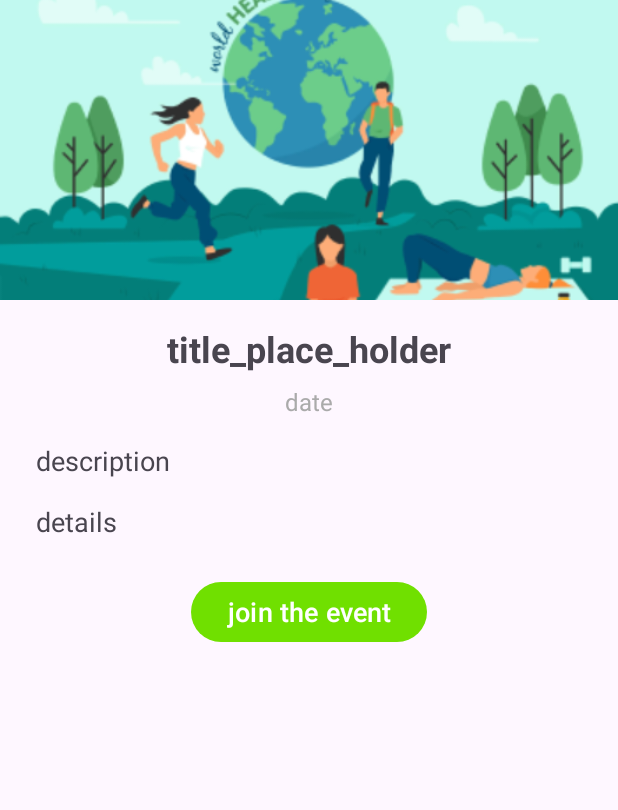
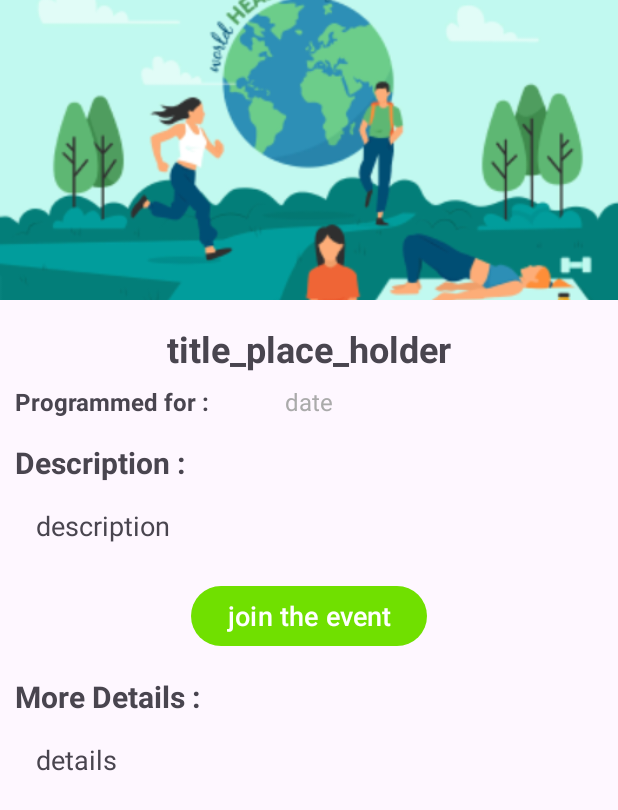
Before and after one commit to manelzaabi/GreenTrack_android, an Android app: the DetailActivity screen opened directly, with no data from a screen before it, on a phone screen of 412 x 824 dp. Shown: the top 810 px of the screen. Run offline under Robolectric (Android 15) with nearby library versions, the phone set to English and light mode, and no system bars; our stand-ins replace Picasso; pictures from the network do not load.

```diff
--- a/app/src/main/java/tn/esprit/event_pdm/MainActivity.kt
+++ b/app/src/main/java/tn/esprit/event_pdm/MainActivity.kt
@@ -8,4 +8,5 @@ class MainActivity : AppCompatActivity() {
         super.onCreate(savedInstanceState)
         setContentView(R.layout.activity_main)
     }
+
 }
--- a/app/src/main/res/layout/activity_detail.xml
+++ b/app/src/main/res/layout/activity_detail.xml
@@ -1,6 +1,9 @@
 <?xml version="1.0" encoding="utf-8"?>
+<ScrollView xmlns:android="http://schemas.android.com/apk/res/android"
+    android:layout_width="match_parent"
+    android:layout_height="match_parent">
 <RelativeLayout
-    xmlns:android="http://schemas.android.com/apk/res/android"
+
     android:layout_width="match_parent"
     android:layout_height="match_parent">
 
@@ -22,6 +25,18 @@
         android:text="@string/title_place_holder"
         android:textSize="24sp"
         android:textStyle="bold" />
+    <TextView
+        android:id="@+id/dateLabel"
+        android:layout_width="match_parent"
+        android:layout_height="wrap_content"
+        android:layout_below="@id/title"
+        android:layout_centerHorizontal="true"
+        android:text="Programmed for :"
+        android:textSize="16sp"
+        android:textStyle="bold"
+        android:layout_marginTop="8dp"
+        android:layout_marginStart="20dp"
+        />
 
     <TextView
         android:id="@+id/date"
@@ -33,38 +48,64 @@
         android:text="@string/date"
         android:textSize="16sp"
         android:textColor="@android:color/darker_gray" />
+    <TextView
+        android:id="@+id/descLabel"
+        android:layout_width="match_parent"
+        android:layout_height="wrap_content"
+        android:layout_below="@id/date"
+        android:layout_centerHorizontal="true"
+        android:layout_marginTop="16dp"
+        android:text="Description :"
+        android:textSize="20sp"
+        android:textStyle="bold"
+        android:layout_marginStart="20dp"
+        />
 
     <TextView
         android:id="@+id/description"
         android:layout_width="match_parent"
         android:layout_height="wrap_content"
-        android:layout_below="@id/date"
+        android:layout_below="@id/descLabel"
         android:layout_marginTop="16dp"
         android:layout_marginStart="24dp"
         android:layout_marginEnd="24dp"
         android:text="@string/desc_placeholder"
         android:textSize="18sp" />
+    <Button
+        android:id="@+id/button"
+        android:layout_width="wrap_content"
+        android:layout_height="wrap_content"
+        android:layout_below="@id/description"
+        android:layout_centerHorizontal="true"
+        android:layout_marginTop="24dp"
+        android:text="join the event"
+        android:textAllCaps="false"
+        android:textSize="18sp" />
+    <TextView
+        android:id="@+id/detailLabel"
+        android:layout_width="match_parent"
+        android:layout_height="wrap_content"
+        android:layout_below="@id/button"
+        android:layout_centerHorizontal="true"
+        android:layout_marginTop="16dp"
+        android:text="More Details :"
+        android:textSize="20sp"
+        android:textStyle="bold"
+        android:layout_marginStart="20dp"
+       />
 
     <TextView
         android:id="@+id/details"
         android:layout_width="match_parent"
         android:layout_height="wrap_content"
-        android:layout_below="@id/description"
+        android:layout_below="@id/detailLabel"
         android:layout_marginTop="16dp"
         android:layout_marginStart="24dp"
         android:layout_marginEnd="24dp"
         android:text="details"
         android:textSize="18sp" />
 
-    <Button
-        android:id="@+id/button"
-        android:layout_width="wrap_content"
-        android:layout_height="wrap_content"
-        android:layout_below="@id/details"
-        android:layout_centerHorizontal="true"
-        android:layout_marginTop="24dp"
-        android:text="join the event"
-        android:textAllCaps="false"
-        android:textSize="18sp" />
+
 
 </RelativeLayout>
+</ScrollView>
```
Also changed, not shown: app/build.gradle.kts (+9 -0 lines), app/src/main/AndroidManifest.xml (+7 -0 lines), app/src/main/java/tn/esprit/event_pdm/Activity_Add.kt (+55 -14 lines), app/src/main/java/tn/esprit/event_pdm/EventActivity.kt (+7 -4 lines), app/src/main/java/tn/esprit/event_pdm/extensions.kt (added, +8 -0 lines), app/src/main/java/tn/esprit/event_pdm/repositories/EventRepository.kt (+25 -1 lines), app/src/main/java/tn/esprit/event_pdm/service/EventApiService.kt (+10 -1 lines).
